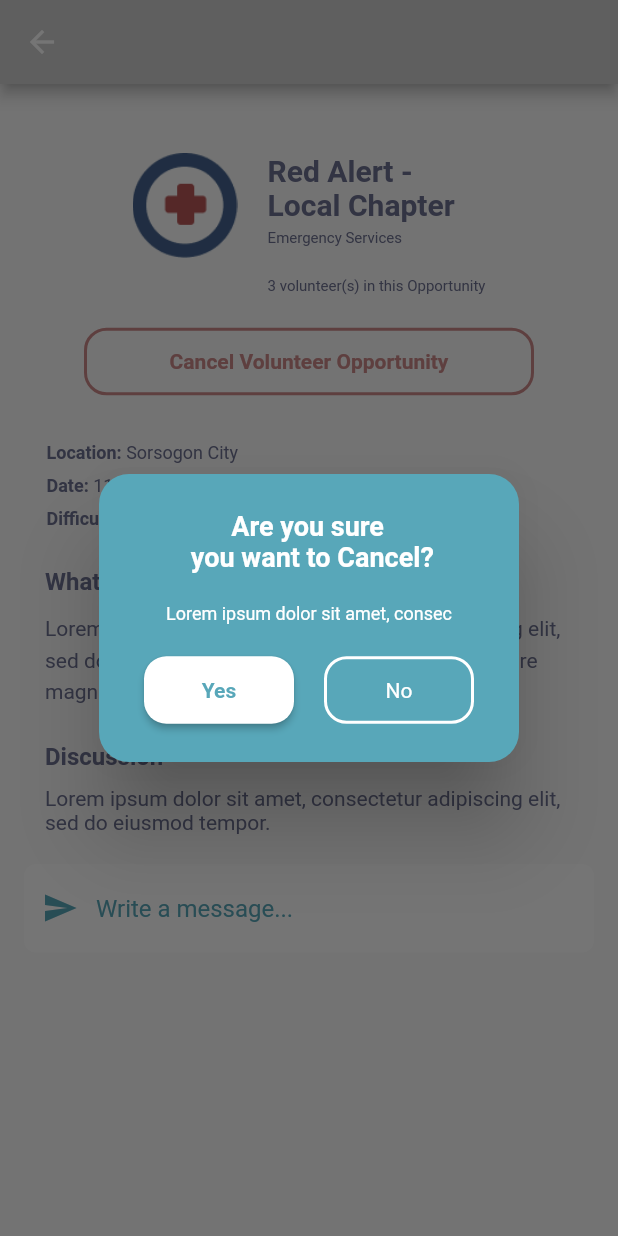
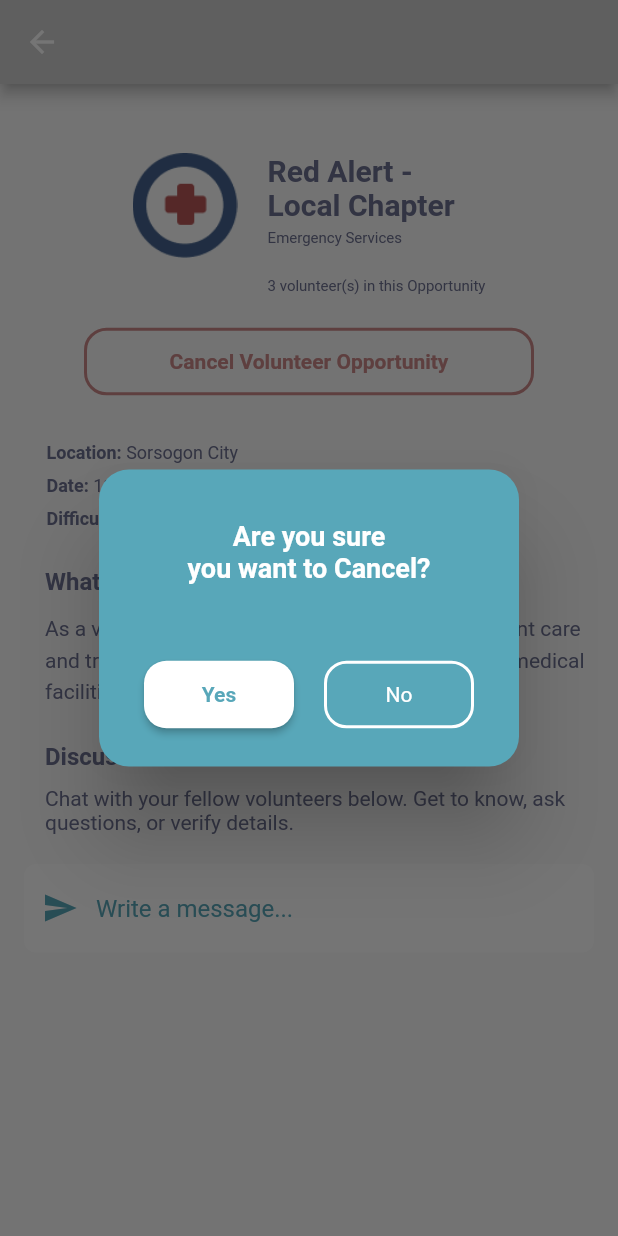
Before and after one commit to EruelUrsua/HelpJuan, a Flutter app: the OppCancelPage screen opened directly, after a tap on "Cancel Volunteer Opportunity", on a phone screen of 412 x 824 dp. Run offline on Flutter 3.47's test engine with Material 2 defaults, Android fonts, the phone set to English and light mode, and no system bars; our stand-ins replace firebase_auth, firebase_core; missing offline and left inert: firebase_ui_auth; accounts and stored records are empty; Roboto replaces fonts that are missing (Questrial).

Commit message:
Changed lorem ipsum

```diff
--- a/lib/VolunteeringOpportunities/oppPageCancel.dart
+++ b/lib/VolunteeringOpportunities/oppPageCancel.dart
@@ -124,29 +124,30 @@
                                   ),
                                   backgroundColor: Color(0xFF58A7B9),
                                   title: Center(
-                                    child: new Text(
-                                      '       Are you sure \n you want to Cancel?',
-                                      style: TextStyle(
-                                          fontSize: 18,
-                                          fontWeight: FontWeight.bold,
-                                          fontFamily: 'Questrial',
-                                          color: Colors.white),
+                                    child: Column(
+                                      mainAxisAlignment:
+                                          MainAxisAlignment.center,
+                                      children: [
+                                        SizedBox(height: 10),
+                                        Text(
+                                          'Are you sure\nyou want to Cancel?',
+                                          textAlign: TextAlign.center,
+                                          style: TextStyle(
+                                            fontSize: 18,
+                                            fontWeight: FontWeight.bold,
+                                            fontFamily: 'Questrial',
+                                            color: Colors.white,
+                                          ),
+                                        ),
+                                      ],
                                     ),
                                   ),
                                   content: new SingleChildScrollView(
                                     child: new ListBody(
                                       children: [
                                         Container(
-                                          margin: EdgeInsets.only(bottom: 10),
-                                          child: Center(
-                                            child: new Text(
-                                              'Lorem ipsum dolor sit amet, consec',
-                                              style: TextStyle(
-                                                  fontSize: 12,
-                                                  fontFamily: 'Questrial',
-                                                  color: Colors.white),
-                                            ),
-                                          ),
+                                          margin: EdgeInsets.only(
+                                              top: 10, bottom: 10),
                                         ),
                                         new Row(
                                           mainAxisAlignment:
@@ -318,7 +319,7 @@
                         margin: EdgeInsets.only(top: 10, left: 14),
                         alignment: Alignment.centerLeft,
                         child: Text(
-                          'Lorem ipsum dolor sit amet, consectetur adipiscing elit, sed do eiusmod tempor incididunt ut labore et dolore magna aliqua. Ut enim ad minim veniam.',
+                          'As a volunteer, you will be providing on-scene patient care and treatment, and assist transporting patients to medical facilities.',
                           style: TextStyle(
                               height: 1.5,
                               fontSize: 14,
@@ -342,7 +343,7 @@
                         margin: EdgeInsets.only(top: 10, left: 14),
                         alignment: Alignment.centerLeft,
                         child: Text(
-                          'Lorem ipsum dolor sit amet, consectetur adipiscing elit, sed do eiusmod tempor.',
+                          'Chat with your fellow volunteers below. Get to know, ask questions, or verify details.',
                           style: TextStyle(
                               fontSize: 14,
                               fontFamily: 'Questrial',
--- a/lib/VolunteeringOpportunities/opportunitiesPage.dart
+++ b/lib/VolunteeringOpportunities/opportunitiesPage.dart
@@ -208,7 +208,7 @@
                         margin: EdgeInsets.only(top: 10, left: 14),
                         alignment: Alignment.centerLeft,
                         child: Text(
-                          'Lorem ipsum dolor sit amet, consectetur adipiscing elit, sed do eiusmod tempor incididunt ut labore et dolore magna aliqua. Ut enim ad minim veniam.',
+                          'As a volunteer, you will be providing on-scene patient care and treatment, and assist transporting patients to medical facilities. ',
                           style: TextStyle(
                               height: 1.5,
                               fontSize: 14,
@@ -232,7 +232,7 @@
                         margin: EdgeInsets.only(top: 10, left: 14),
                         alignment: Alignment.centerLeft,
                         child: Text(
-                          'Lorem ipsum dolor sit amet, consectetur adipiscing elit, sed do eiusmod tempor.',
+                          'Chat with your fellow volunteers below. Get to know, ask questions, or verify details.',
                           style: TextStyle(
                               fontSize: 14,
                               fontFamily: 'Questrial',
```
